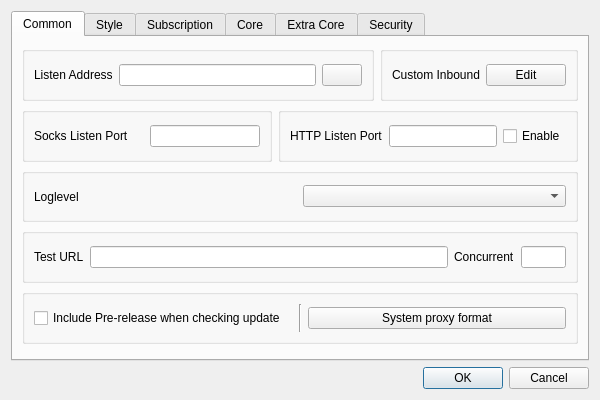
Qt form ui/dialog_basic_settings.ui (MatsuriDayo/nekoray) before a commit.
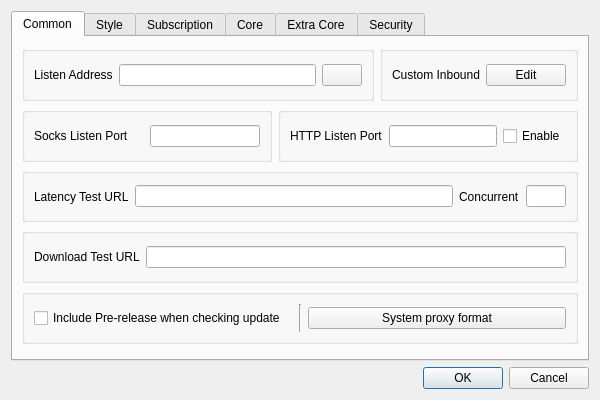
The same form after that commit. Custom widgets are drawn as their Qt base class.

Commit message: optimize full test

The edit to the form file:
```diff
--- a/ui/dialog_basic_settings.ui
+++ b/ui/dialog_basic_settings.ui
@@ -144,33 +144,13 @@
          </item>
         </layout>
        </item>
-       <item>
-        <layout class="QHBoxLayout" name="hlayout_l4">
-         <item>
-          <widget class="QGroupBox" name="groupBox_log">
-           <layout class="QHBoxLayout" name="horizontalLayout">
-            <item>
-             <widget class="QLabel" name="label_3">
-              <property name="text">
-               <string notr="true">Loglevel</string>
-              </property>
-             </widget>
-            </item>
-            <item>
-             <widget class="QComboBox" name="log_level"/>
-            </item>
-           </layout>
-          </widget>
-         </item>
-        </layout>
-       </item>
        <item>
         <widget class="QGroupBox" name="groupBox1">
          <layout class="QHBoxLayout" name="horizontalLayout_9" stretch="0,8,1,1">
           <item>
            <widget class="QLabel" name="label_13">
             <property name="text">
-             <string>Test URL</string>
+             <string>Latency Test URL</string>
             </property>
            </widget>
           </item>
@@ -190,6 +170,22 @@
          </layout>
         </widget>
        </item>
+       <item>
+        <widget class="QGroupBox" name="horizontalGroupBox">
+         <layout class="QHBoxLayout" name="horizontalLayout_12">
+          <item>
+           <widget class="QLabel" name="label_19">
+            <property name="text">
+             <string>Download Test URL</string>
+            </property>
+           </widget>
+          </item>
+          <item>
+           <widget class="MyLineEdit" name="test_download_url"/>
+          </item>
+         </layout>
+        </widget>
+       </item>
        <item>
         <widget class="QGroupBox" name="horizontalGroupBox1">
          <layout class="QHBoxLayout" name="horizontalLayout_18">
@@ -578,6 +574,28 @@
          </layout>
         </widget>
        </item>
+       <item>
+        <widget class="QGroupBox" name="groupBox_log">
+         <property name="sizePolicy">
+          <sizepolicy hsizetype="Preferred" vsizetype="Maximum">
+           <horstretch>0</horstretch>
+           <verstretch>0</verstretch>
+          </sizepolicy>
+         </property>
+         <layout class="QHBoxLayout" name="horizontalLayout">
+          <item>
+           <widget class="QLabel" name="label_3">
+            <property name="text">
+             <string notr="true">Loglevel</string>
+            </property>
+           </widget>
+          </item>
+          <item>
+           <widget class="QComboBox" name="log_level"/>
+          </item>
+         </layout>
+        </widget>
+       </item>
        <item>
         <widget class="QGroupBox" name="groupBox_mux">
          <property name="sizePolicy">
```
Left out of the diff: 6 changed lines with no effect on the pictures. The commit also changes 9 other files.
